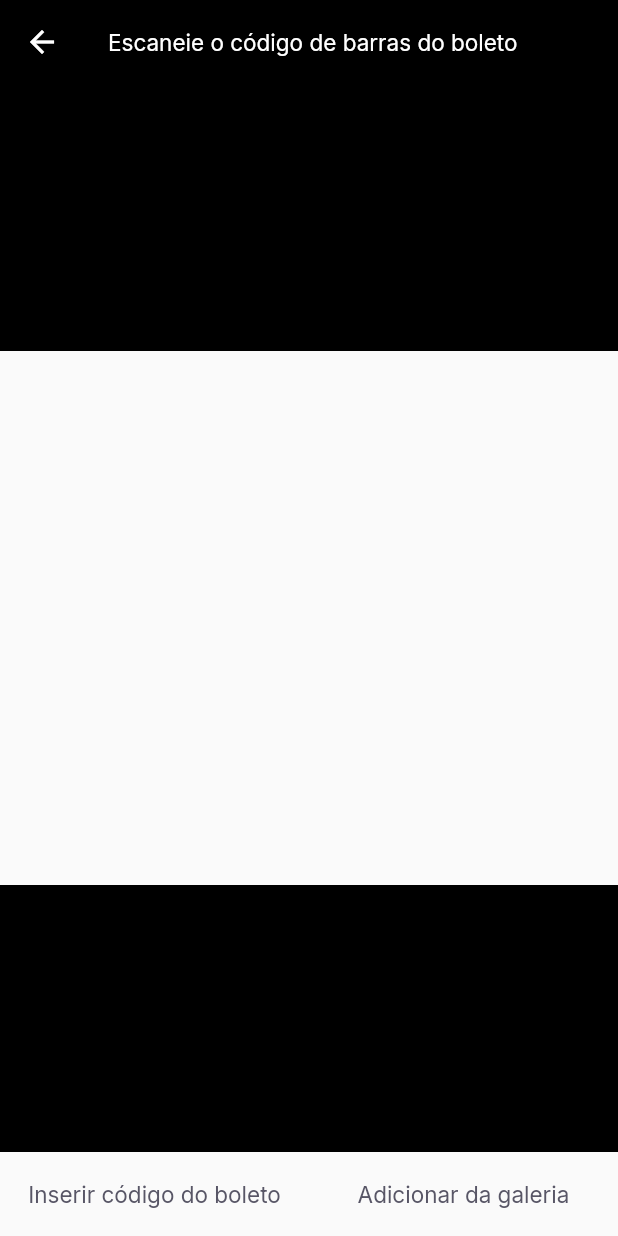
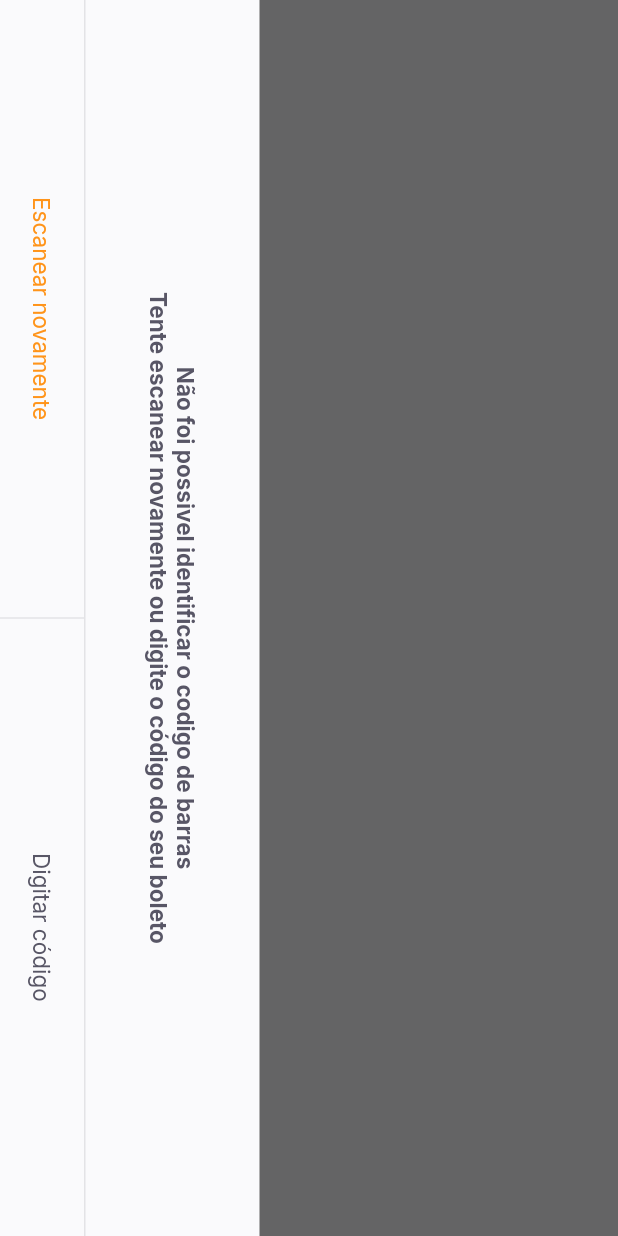
Before and after one commit to tiagoguiu/NextLevelWeek-06-trilha-Flutter, a Flutter app: the BarcodeScannerPage screen opened by its route, on a phone screen of 412 x 824 dp. Run offline on Flutter 3.47's test engine with Material 2 defaults, Android fonts, the phone set to English and light mode, and no system bars; our stand-ins replace firebase_core, google_fonts, google_sign_in, shared_preferences; accounts and stored records are empty.

Commit message:
Adicionando a preparação da tela de camera

```diff
--- a/lib/app_widget.dart
+++ b/lib/app_widget.dart
@@ -1,4 +1,5 @@
 import 'package:flutter/material.dart';
+import 'package:flutter/services.dart';
 import 'package:payflow/modules/barcode_scanner/barcode_scanner_page.dart';
 import 'package:payflow/modules/home/home_page.dart';
 import 'package:payflow/modules/login/login_page.dart';
@@ -13,6 +14,15 @@ void main() {
 
 class AppWidget extends StatelessWidget {
   // This widget is the root of your application.
+
+  AppWidget() {
+    SystemChrome.setPreferredOrientations([
+      DeviceOrientation.portraitDown,
+      DeviceOrientation.portraitUp,
+//setando as configurações de tela para não ser possivel girar
+    ]);
+  }
+
   @override
   Widget build(BuildContext context) {
     return MaterialApp(
@@ -24,10 +34,10 @@ class AppWidget extends StatelessWidget {
       ),
       initialRoute: "/splash",
       routes: {
-        "/splash" : (context) => SplashPage(),
-        "/home" : (context) => HomePage(),
-        "/login" : (context) => LoginPage(),
-        "/barcode_scanner" : (context) => BarcodeScannerPage(),
+        "/splash": (context) => SplashPage(),
+        "/home": (context) => HomePage(),
+        "/login": (context) => LoginPage(),
+        "/barcode_scanner": (context) => BarcodeScannerPage(),
       },
     );
   }
--- a/lib/modules/barcode_scanner/barcode_scanner_page.dart
+++ b/lib/modules/barcode_scanner/barcode_scanner_page.dart
@@ -1,12 +1,11 @@
-
-
 import 'package:flutter/material.dart';
-import 'package:payflow/shared/label_button/label_button.dart';
 import 'package:payflow/shared/themes/appColors.dart';
 import 'package:payflow/shared/themes/app_text_styles.dart';
+import 'package:payflow/shared/widgets/bottom_sheet/bottom_sheet_widget.dart';
+import 'package:payflow/shared/widgets/set_label_buttons/set_label_buttons.dart';
 
 class BarcodeScannerPage extends StatefulWidget {
-  const BarcodeScannerPage({ Key? key }) : super(key: key);
+  const BarcodeScannerPage({Key? key}) : super(key: key);
 
   @override
   _BarcodeScannerPageState createState() => _BarcodeScannerPageState();
@@ -15,46 +14,61 @@ class BarcodeScannerPage extends StatefulWidget {
 class _BarcodeScannerPageState extends State<BarcodeScannerPage> {
   @override
   Widget build(BuildContext context) {
-    return Scaffold(
+    return BottomSheetWidget(
+        primaryLabel: "Escanear novamente",
+        primaryOnPressed: (){},
+        secondaryLabel: "Digitar código",
+        secondaryOnPressed: (){},
+        title: "Não foi possivel identificar o codigo de barras",
+        subtitle: "Tente escanear novamente ou digite o código do seu boleto");
+    return SafeArea(
+      top: true,
+      bottom: true,
+      left: true,
+      right: true,
+      child: RotatedBox(
+        quarterTurns: 1,
+        child: Scaffold(
           appBar: AppBar(
             backgroundColor: Colors.black,
             title: Text(
               "Escaneie o código de barras do boleto",
               style: TextStyles.buttonBackground,
             ),
-        leading: BackButton(color: AppColors.background,),
+            leading: BackButton(
+              color: AppColors.background,
+            ),
+            centerTitle: true,
           ),
           body: Column(
             children: [
-          Expanded(child: Container(color: Colors.black,)),
+              Expanded(
+                  child: Container(
+                color: Colors.black,
+              )),
               Expanded(
                   //o maior container entre os 3
                   flex: 2,
-            child: Container(color: Colors.transparent,)),
-          Expanded(child: Container(color: Colors.black,)),
+                  child: Container(
+                    color: Colors.transparent,
+                  )),
+              Expanded(
+                  child: Container(
+                color: Colors.black,
+              )),
               //fim children
             ],
             //fim column
           ),
-      bottomNavigationBar: Row(
-        children: [
-          Expanded(
-            child: LabelButton(
-              label: "Inserir código do boleto",
-              onPressed: (){}
+          bottomNavigationBar: SetLabelButtons(
+            primaryLabel: "Inserir código do boleto",
+            primaryOnPressed: () {},
+            secondaryLabel: "Adicionar da galeria",
+            secondaryOnPressed: () {},
+          ),
+          //fim scaffold
         ),
       ),
-          Expanded(
-            child: LabelButton(
-              label: "Adicionar da galeria",
-              onPressed: (){}
-            ),
-          ),
-        ],
-      ),
-      //fim scaffold
     );
   }
 }
-
-//29:22
--- /dev/null
+++ b/lib/shared/widgets/bottom_sheet/bottom_sheet_widget.dart
@@ -0,0 +1,71 @@
+import 'package:flutter/material.dart';
+import 'package:payflow/shared/themes/appColors.dart';
+import 'package:payflow/shared/themes/app_text_styles.dart';
+import 'package:payflow/shared/widgets/set_label_buttons/set_label_buttons.dart';
+
+class BottomSheetWidget extends StatelessWidget {
+  final String primaryLabel;
+  final VoidCallback primaryOnPressed;
+  final String secondaryLabel;
+  final VoidCallback secondaryOnPressed;
+  final String title;
+  final String subtitle;
+  const BottomSheetWidget({
+    Key? key,
+    required this.primaryLabel,
+    required this.primaryOnPressed,
+    required this.secondaryLabel,
+    required this.secondaryOnPressed,
+    required this.title,
+    required this.subtitle
+  }) : super(key: key);
+
+  @override
+  Widget build(BuildContext context) {
+    return SafeArea(
+      child: RotatedBox(
+        quarterTurns: 1,
+        child: Material(
+          child: Container(
+            color: AppColors.shape,
+            child: Column(
+              children: [
+                //deixando o resto da tela ofuscado em relação ao botão
+                Expanded(child: Container(color: Colors.black.withOpacity(0.6),)),
+                Column(
+                  children: [
+                    Padding(
+                      padding: const EdgeInsets.all(40),
+                      child: Text.rich(
+                        TextSpan(
+                        text: title,
+                        style: TextStyles.buttonBoldHeading,
+                        children: [
+                          TextSpan(
+                            text: "\n$subtitle",
+                            style: TextStyles.buttonBoldHeading,
+                            )],
+                      ),
+                      textAlign: TextAlign.center,
+                      ),
+                    ),
+                    Container(
+                      color: AppColors.stroke,
+                      height: 1,
+                      ),
+                    SetLabelButtons(
+                      enablePrimaryColor: true,
+                        primaryLabel: primaryLabel,
+                        primaryOnPressed: primaryOnPressed,
+                        secondaryLabel: secondaryLabel,
+                        secondaryOnPressed: secondaryOnPressed)
+                  ],
+                ),
+              ],
+            ),
+          ),
+        ),
+      ),
+    );
+  }
+}
--- /dev/null
+++ b/lib/shared/widgets/divider_vertical/divider_vertical_widget.dart
@@ -0,0 +1,17 @@
+
+
+import 'package:flutter/material.dart';
+import 'package:payflow/shared/themes/appColors.dart';
+
+class DividerVerticalWidget extends StatelessWidget {
+  const DividerVerticalWidget({ Key? key }) : super(key: key);
+
+  @override
+  Widget build(BuildContext context) {
+    return Container(
+      width: 1,
+      height: double.maxFinite,
+      color: AppColors.stroke,
+    );
+  }
+}
--- a/lib/shared/label_button/label_button.dart
+++ b/lib/shared/widgets/label_button/label_button.dart
@@ -4,7 +4,9 @@ import 'package:payflow/shared/themes/app_text_styles.dart';
 class LabelButton extends StatelessWidget {
   final String label;
   final VoidCallback onPressed;
-  const LabelButton({Key? key, required this.label, required this.onPressed}) : super(key: key);
+  final TextStyle? style;
+  const LabelButton({Key? key, required this.label, required this.onPressed, this.style})
+      : super(key: key);
 
   @override
   Widget build(BuildContext context) {
@@ -14,7 +16,7 @@ class LabelButton extends StatelessWidget {
         onPressed: onPressed,
         child: Text(
           label,
-          style: TextStyles.buttonHeading,
+          style: style ?? TextStyles.buttonHeading,
         ),
       ),
     );
--- /dev/null
+++ b/lib/shared/widgets/set_label_buttons/set_label_buttons.dart
@@ -0,0 +1,46 @@
+import 'package:flutter/material.dart';
+import 'package:payflow/shared/themes/app_text_styles.dart';
+import 'package:payflow/shared/widgets/divider_vertical/divider_vertical_widget.dart';
+import 'package:payflow/shared/widgets/label_button/label_button.dart';
+
+class SetLabelButtons extends StatelessWidget {
+  final String primaryLabel;
+  final VoidCallback primaryOnPressed;
+  final String secondaryLabel;
+  final VoidCallback secondaryOnPressed;
+  final bool enablePrimaryColor;
+
+  const SetLabelButtons(
+      {Key? key,
+      required this.primaryLabel,
+      required this.primaryOnPressed,
+      required this.secondaryLabel,
+      this.enablePrimaryColor = false,
+      required this.secondaryOnPressed})
+      : super(key: key);
+
+  @override
+  Widget build(BuildContext context) {
+    return Container(
+      height: 56,
+      child: Row(
+        children: [
+          Expanded(
+            child: LabelButton(
+              label: primaryLabel,
+              onPressed: primaryOnPressed,
+              style: enablePrimaryColor ? TextStyles.buttonPrimary : null,
+            ),
+          ),
+          DividerVerticalWidget(),
+          Expanded(
+            child: LabelButton(
+              label: secondaryLabel,
+              onPressed: secondaryOnPressed,
+            ),
+          ),
+        ],
+      ),
+    );
+  }
+}
```
Lines whose indentation alone changed are shown as unchanged.
